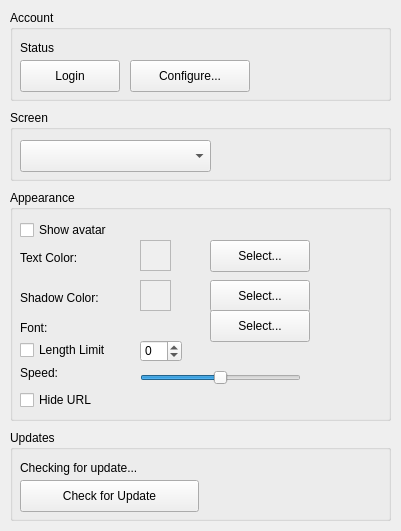
This is src/settingwindow.ui in b123400/tootrain-qt as Qt 5 draws it before an edit. The edited form follows.
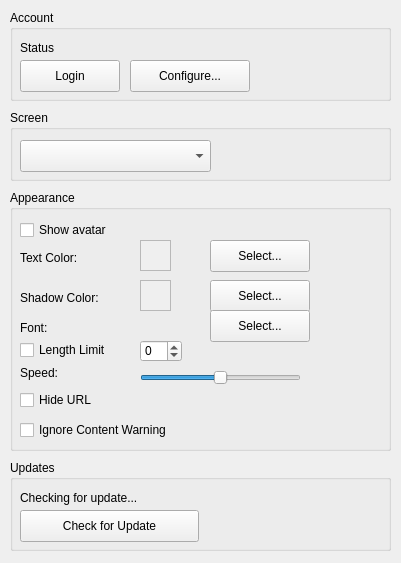
This is the edited form.

Commit message: Respect content warning #8

Patch:
```diff
--- a/src/settingwindow.ui
+++ b/src/settingwindow.ui
@@ -7,7 +7,7 @@
     <x>0</x>
     <y>0</y>
     <width>401</width>
-    <height>531</height>
+    <height>563</height>
    </rect>
   </property>
   <property name="sizePolicy">
@@ -104,7 +104,7 @@
    <property name="geometry">
     <rect>
      <x>10</x>
-     <y>430</y>
+     <y>460</y>
      <width>381</width>
      <height>91</height>
     </rect>
@@ -145,7 +145,7 @@
      <x>10</x>
      <y>190</y>
      <width>381</width>
-     <height>231</height>
+     <height>261</height>
     </rect>
    </property>
    <property name="title">
@@ -354,6 +354,19 @@
      <string>Hide URL</string>
     </property>
    </widget>
+   <widget class="QCheckBox" name="ignoreContentWarningCheckBox">
+    <property name="geometry">
+     <rect>
+      <x>10</x>
+      <y>230</y>
+      <width>361</width>
+      <height>20</height>
+     </rect>
+    </property>
+    <property name="text">
+     <string>Ignore Content Warning</string>
+    </property>
+   </widget>
   </widget>
  </widget>
  <resources/>
```
The commit also changes 8 other files.
